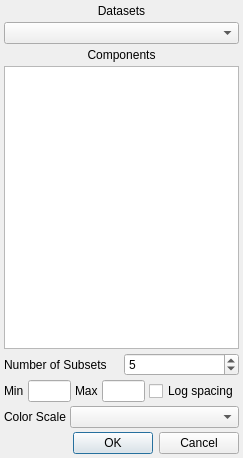
First picture: the form in glue/dialogs/subset_facet/qt/subset_facet.ui, repository glue-viz/glue, before the edit.
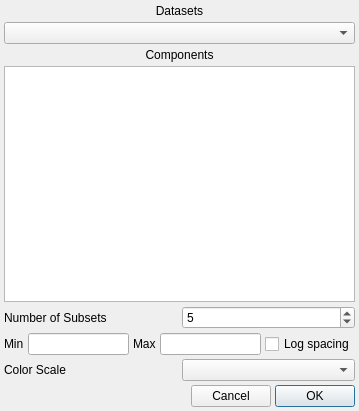
Second picture: the form after the edit. Custom widgets are drawn as their Qt base class.

Commit message: Fix issues with new faceted subset dialog

Patch:
```diff
--- a/glue/dialogs/subset_facet/qt/subset_facet.ui
+++ b/glue/dialogs/subset_facet/qt/subset_facet.ui
@@ -6,8 +6,8 @@
    <rect>
     <x>0</x>
     <y>0</y>
-    <width>243</width>
-    <height>458</height>
+    <width>359</width>
+    <height>411</height>
    </rect>
   </property>
   <property name="windowTitle">
@@ -90,8 +90,6 @@
    <item>
     <layout class="QHBoxLayout" name="horizontalLayout_4">
      <item>
-      <layout class="QHBoxLayout" name="horizontalLayout_3">
-       <item>
         <widget class="QLabel" name="label_3">
          <property name="text">
           <string>Min</string>
@@ -99,12 +97,8 @@
         </widget>
        </item>
        <item>
-        <widget class="QLineEdit" name="valuetext_min"/>
-       </item>
-      </layout>
-     </item>
-     <item>
-      <layout class="QHBoxLayout" name="horizontalLayout_2">
+      <widget class="QLineEdit" name="valuetext_v_min"/>
+     </item>
        <item>
         <widget class="QLabel" name="label_4">
          <property name="text">
@@ -113,7 +107,7 @@
         </widget>
        </item>
        <item>
-        <widget class="QLineEdit" name="valuetext_max"/>
+      <widget class="QLineEdit" name="valuetext_v_max"/>
        </item>
        <item>
         <widget class="QCheckBox" name="bool_log">
@@ -124,8 +118,6 @@
        </item>
       </layout>
      </item>
-    </layout>
-   </item>
    <item>
     <layout class="QHBoxLayout" name="horizontalLayout">
      <item>
@@ -137,12 +129,6 @@
      </item>
      <item>
        <widget class="QColormapCombo" name="combodata_cmap">
-        <property name="sizePolicy">
-         <sizepolicy hsizetype="Expanding" vsizetype="Fixed">
-          <horstretch>0</horstretch>
-          <verstretch>0</verstretch>
-         </sizepolicy>
-        </property>
         <property name="sizeAdjustPolicy">
          <enum>QComboBox::AdjustToMinimumContentsLength</enum>
         </property>
@@ -151,16 +137,40 @@
     </layout>
    </item>
    <item>
-    <widget class="QDialogButtonBox" name="buttonBox">
+    <layout class="QHBoxLayout" name="horizontalLayout_6">
+     <item>
+      <spacer name="horizontalSpacer">
      <property name="orientation">
       <enum>Qt::Horizontal</enum>
      </property>
-     <property name="standardButtons">
-      <set>QDialogButtonBox::Cancel|QDialogButtonBox::Ok</set>
-     </property>
-    </widget>
-   </item>
-  </layout>
+       <property name="sizeHint" stdset="0">
+        <size>
+         <width>40</width>
+         <height>20</height>
+        </size>
+       </property>
+      </spacer>
+     </item>
+     <item>
+      <widget class="QPushButton" name="button_cancel">
+       <property name="text">
+        <string>Cancel</string>
+       </property>
+      </widget>
+     </item>
+     <item>
+      <widget class="QPushButton" name="button_ok">
+       <property name="text">
+        <string>OK</string>
+       </property>
+       <property name="default">
+        <bool>true</bool>
+       </property>
+      </widget>
+     </item>
+    </layout>
+   </item>
+  </layout>
  </widget>
  <resources/>
  <connections/>
```
Left out of the diff: 4 changed lines with no effect on the pictures. Lines whose indentation alone changed are shown as unchanged. The commit also changes 1 other file.
